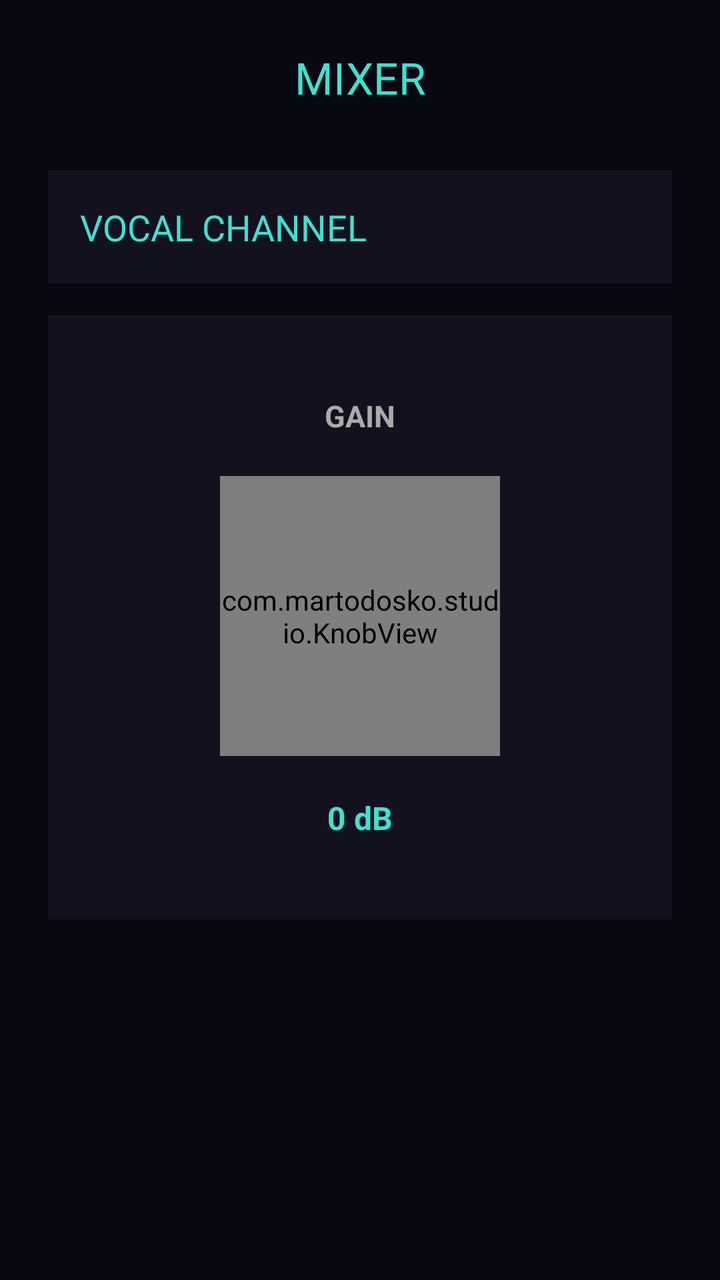
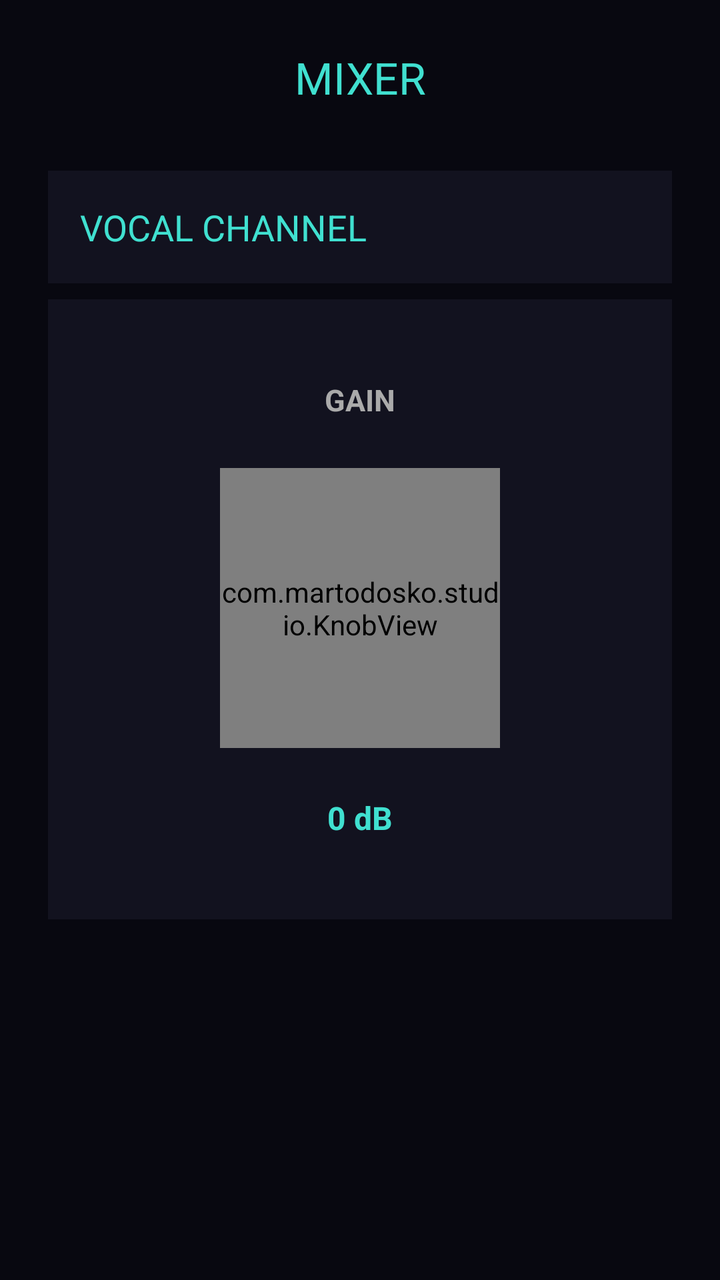

An Android layout rendered at two revisions. The XML below is the earlier revision; the diff shows what the commit changed to produce the second picture.
<!-- AndroidManifest.xml: activity theme Theme.AppCompat.Light.NoActionBar -->
<!-- res/layout/activity_mixer.xml -->
<?xml version="1.0" encoding="utf-8"?>
<ScrollView xmlns:android="http://schemas.android.com/apk/res/android"
    android:layout_width="match_parent"
    android:layout_height="match_parent"
    android:background="#080810"
    android:fillViewport="true">

    <LinearLayout
        android:layout_width="match_parent"
        android:layout_height="wrap_content"
        android:orientation="vertical"
        android:padding="24dp">

        <TextView
            android:layout_width="match_parent"
            android:layout_height="wrap_content"
            android:text="MIXER"
            android:textColor="#40E0D0"
            android:textSize="22sp"
            android:gravity="center"
            android:paddingBottom="32dp"/>

        <TextView
            android:layout_width="match_parent"
            android:layout_height="wrap_content"
            android:text="VOCAL CHANNEL"
            android:textColor="#40E0D0"
            android:textSize="18sp"
            android:padding="16dp"
            android:background="#12121F"/>

        <LinearLayout
            android:layout_width="match_parent"
            android:layout_height="wrap_content"
            android:orientation="vertical"
            android:gravity="center_horizontal"
            android:padding="40dp"
            android:layout_marginTop="16dp"
            android:background="#12121F">

            <TextView
                android:layout_width="wrap_content"
                android:layout_height="wrap_content"
                android:text="GAIN"
                android:textColor="#AAAAAA"
                android:textSize="15sp"
                android:textStyle="bold"
                android:layout_marginBottom="20dp"/>

            <com.martodosko.studio.KnobView
                android:id="@+id/knob_gain"
                android:layout_width="140dp"
                android:layout_height="140dp"/>

            <TextView
                android:id="@+id/tv_gain_value"
                android:layout_width="wrap_content"
                android:layout_height="wrap_content"
                android:text="0 dB"
                android:textColor="#40E0D0"
                android:textSize="16sp"
                android:textStyle="bold"
                android:layout_marginTop="20dp"/>

        </LinearLayout>
    </LinearLayout>
</ScrollView>
<!-- resources referenced by this layout -->
<resources>

</resources>

<!-- the commit's change to res/layout/activity_mixer.xml (unified diff, before → after) -->
@@ -34,9 +34,12 @@
             android:layout_height="wrap_content"
             android:orientation="vertical"
             android:gravity="center_horizontal"
-            android:padding="40dp"
-            android:layout_marginTop="16dp"
-            android:background="#12121F">
+            android:paddingTop="40dp"
+            android:paddingBottom="40dp"
+            android:paddingLeft="60dp"
+            android:paddingRight="60dp"
+            android:background="#12121F"
+            android:layout_marginTop="8dp">
 
             <TextView
                 android:layout_width="wrap_content"
@@ -45,7 +48,7 @@
                 android:textColor="#AAAAAA"
                 android:textSize="15sp"
                 android:textStyle="bold"
-                android:layout_marginBottom="20dp"/>
+                android:layout_marginBottom="24dp"/>
 
             <com.martodosko.studio.KnobView
                 android:id="@+id/knob_gain"
@@ -60,8 +63,7 @@
                 android:textColor="#40E0D0"
                 android:textSize="16sp"
                 android:textStyle="bold"
-                android:layout_marginTop="20dp"/>
-
+                android:layout_marginTop="24dp"/>
         </LinearLayout>
     </LinearLayout>
 </ScrollView>
